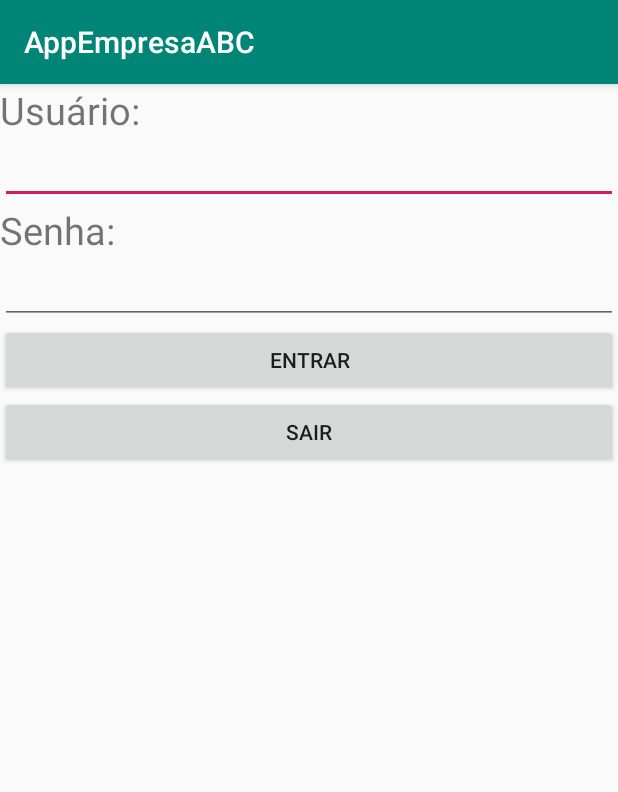
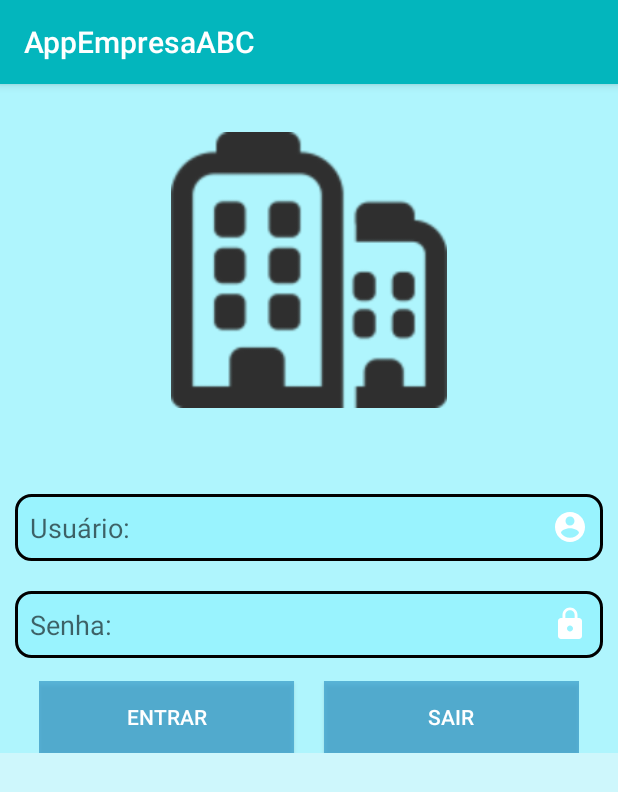
Before and after one commit to Maowss/appPokemon, an Android app: the screen it shows after launch (LoginActivity), on a phone screen of 412 x 824 dp. Shown: the top 792 px of the screen. Run offline under Robolectric (Android 15) with nearby library versions, the phone set to English and light mode, and no system bars.

Commit message:
Sei la, bug

```diff
--- /dev/null
+++ b/AppEmpresaABC/app/src/main/res/drawable/borda.xml
@@ -0,0 +1,8 @@
+<?xml version="1.0" encoding="utf-8"?>
+<shape xmlns:android="http://schemas.android.com/apk/res/android"
+    android:shape="rectangle">
+    <stroke android:color="#000" android:width="2dp"/>
+    <corners android:radius="10dp"/>
+    <solid android:color="@color/colorFundo"/>
+
+</shape>
--- /dev/null
+++ b/AppEmpresaABC/app/src/main/res/drawable/ic_account_circle_dp.xml
@@ -0,0 +1,9 @@
+<vector xmlns:android="http://schemas.android.com/apk/res/android"
+        android:width="24dp"
+        android:height="24dp"
+        android:viewportWidth="24.0"
+        android:viewportHeight="24.0">
+    <path
+        android:fillColor="#FFF"
+        android:pathData="M12,2C6.48,2 2,6.48 2,12s4.48,10 10,10 10,-4.48 10,-10S17.52,2 12,2zM12,5c1.66,0 3,1.34 3,3s-1.34,3 -3,3 -3,-1.34 -3,-3 1.34,-3 3,-3zM12,19.2c-2.5,0 -4.71,-1.28 -6,-3.22 0.03,-1.99 4,-3.08 6,-3.08 1.99,0 5.97,1.09 6,3.08 -1.29,1.94 -3.5,3.22 -6,3.22z"/>
+</vector>
--- /dev/null
+++ b/AppEmpresaABC/app/src/main/res/drawable/ic_lock_dp.xml
@@ -0,0 +1,9 @@
+<vector xmlns:android="http://schemas.android.com/apk/res/android"
+        android:width="24dp"
+        android:height="24dp"
+        android:viewportWidth="24.0"
+        android:viewportHeight="24.0">
+    <path
+        android:fillColor="#FFF"
+        android:pathData="M18,8h-1L17,6c0,-2.76 -2.24,-5 -5,-5S7,3.24 7,6v2L6,8c-1.1,0 -2,0.9 -2,2v10c0,1.1 0.9,2 2,2h12c1.1,0 2,-0.9 2,-2L20,10c0,-1.1 -0.9,-2 -2,-2zM12,17c-1.1,0 -2,-0.9 -2,-2s0.9,-2 2,-2 2,0.9 2,2 -0.9,2 -2,2zM15.1,8L8.9,8L8.9,6c0,-1.71 1.39,-3.1 3.1,-3.1 1.71,0 3.1,1.39 3.1,3.1v2z"/>
+</vector>
--- a/AppEmpresaABC/app/src/main/res/layout/login_layout.xml
+++ b/AppEmpresaABC/app/src/main/res/layout/login_layout.xml
@@ -1,48 +1,86 @@
 <?xml version="1.0" encoding="utf-8"?>
+
+<ScrollView xmlns:android="http://schemas.android.com/apk/res/android"
+    android:layout_width="match_parent"
+    android:layout_height="match_parent"
+    android:background="@color/colorFundo">
+
     <LinearLayout xmlns:android="http://schemas.android.com/apk/res/android"
         xmlns:app="http://schemas.android.com/apk/res-auto"
         xmlns:tools="http://schemas.android.com/tools"
         android:layout_width="match_parent"
         android:layout_height="match_parent"
+        android:background="@color/colorFundo"
         android:orientation="vertical"
         tools:context=".LoginActivity">
 
-    <TextView
-        android:layout_width="wrap_content"
-        android:layout_height="wrap_content"
-        android:text="Usuário: "
-        android:textSize="25dp" />
+        <LinearLayout
+            android:layout_width="match_parent"
+            android:layout_height="match_parent"
+            android:orientation="vertical">
+
+            <ImageView
+                android:layout_width="184dp"
+                android:layout_height="248dp"
+                android:layout_gravity="center_horizontal"
+                android:layout_marginBottom="15dp"
+                android:src="@drawable/empresa" />
 
             <EditText
                 android:id="@+id/edtLogin"
                 android:layout_width="match_parent"
                 android:layout_height="wrap_content"
-        android:inputType="textPersonName"/>
-
-    <TextView
-        android:layout_width="wrap_content"
-        android:layout_height="wrap_content"
-        android:text="Senha: "
-        android:textSize="25dp" />
+                android:layout_margin="10dp"
+                android:background="@drawable/borda"
+                android:drawableRight="@drawable/ic_account_circle_dp"
+                android:hint="@string/usuario"
+                android:inputType="textPersonName"
+                android:padding="10dp" />
 
             <EditText
                 android:id="@+id/edtSenha"
                 android:layout_width="match_parent"
                 android:layout_height="wrap_content"
-        android:inputType="textPassword" />
+                android:layout_margin="10dp"
+                android:background="@drawable/borda"
+                android:drawableRight="@drawable/ic_lock_dp"
+                android:hint="@string/senha"
+                android:inputType="textPassword"
+                android:padding="10dp" />
+
+            <LinearLayout
+                android:layout_width="wrap_content"
+                android:layout_height="wrap_content"
+                android:layout_gravity="center_horizontal"
+                android:layout_marginTop="5dp"
+                android:orientation="horizontal">
 
                 <Button
                     android:id="@+id/btnEntrar"
-        android:layout_width="match_parent"
+                    android:layout_width="wrap_content"
                     android:layout_height="wrap_content"
-        android:text="Entrar"
-        android:onClick="entradaApp"/>
+                    android:layout_marginRight="20dp"
+                    android:layout_weight="1"
+                    android:width="170dp"
+                    android:background="@color/colorFundoBtn"
+                    android:onClick="entradaApp"
+                    android:text="@string/entrar"
+                    android:textColor="@color/colorFundoBtnTxt" />
 
                 <Button
                     android:id="@+id/btnSair"
-        android:layout_width="match_parent"
+                    android:layout_width="wrap_content"
                     android:layout_height="wrap_content"
-        android:text="Sair"
-        android:onClick="sairApp"/>
+                    android:layout_weight="1"
+                    android:width="170dp"
+                    android:background="@color/colorFundoBtn"
+                    android:onClick="sairApp"
+                    android:text="@string/sair"
+                    android:textColor="@color/colorFundoBtnTxt" />
 
             </LinearLayout>
+        </LinearLayout>
+
+    </LinearLayout>
+
+</ScrollView>
--- a/AppEmpresaABC/app/src/main/res/values/colors.xml
+++ b/AppEmpresaABC/app/src/main/res/values/colors.xml
@@ -1,6 +1,10 @@
 <?xml version="1.0" encoding="utf-8"?>
 <resources>
-    <color name="colorPrimary">#008577</color>
-    <color name="colorPrimaryDark">#00574B</color>
-    <color name="colorAccent">#D81B60</color>
+    <color name="colorPrimary">#03B6BD</color>
+    <color name="colorPrimaryDark">#0B0A0A</color>
+    <color name="colorAccent">#0B0A0A</color>
+    <color name="colorFundo">#4B65EEFF</color>
+    <color name="colorFundoBtn">#B0339ACA</color>
+    <color name="colorFundoBtnTxt">#ffffff</color>
+    <color name="colorFonte">#000000</color>
 </resources>
--- a/AppEmpresaABC/app/src/main/res/values/strings.xml
+++ b/AppEmpresaABC/app/src/main/res/values/strings.xml
@@ -1,3 +1,8 @@
 <resources>
     <string name="app_name">AppEmpresaABC</string>
+    <string name="usuario">Usuário:</string>
+    <string name="senha">Senha:</string>
+    <string name="sair">Sair</string>
+    <string name="entrar">Entrar</string>
+
 </resources>
```
Also changed, not shown: AppEmpresaABC/app/src/main/res/layout/menu_principal_layout.xml (+60 -5 lines), AppEmpresaABC/app/src/main/res/drawable/bullbasaur.png (added), AppEmpresaABC/app/src/main/res/drawable/charmander.png (added), AppEmpresaABC/app/src/main/res/drawable/eevee.png (added), AppEmpresaABC/app/src/main/res/drawable/empresa.png (added), AppEmpresaABC/app/src/main/res/drawable/pikachu.png (added), AppEmpresaABC/app/src/main/res/drawable/pokebola.png (added), AppEmpresaABC/app/src/main/res/drawable/squirtle.png (added). Lines whose indentation alone changed are shown as unchanged.
